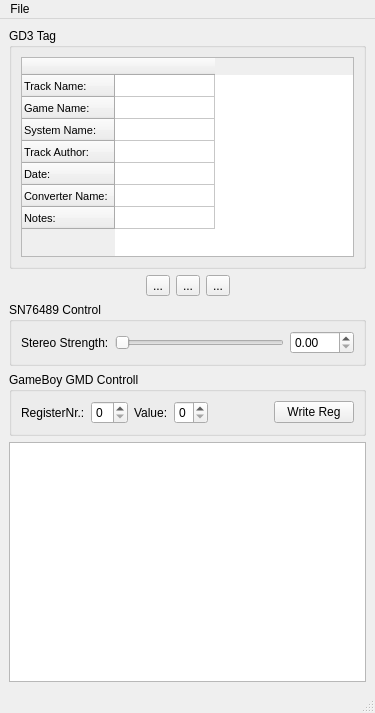
The window that src/mainwindow.ui (ThKattanek/vgm_player) describes before a commit, drawn with Qt 5.
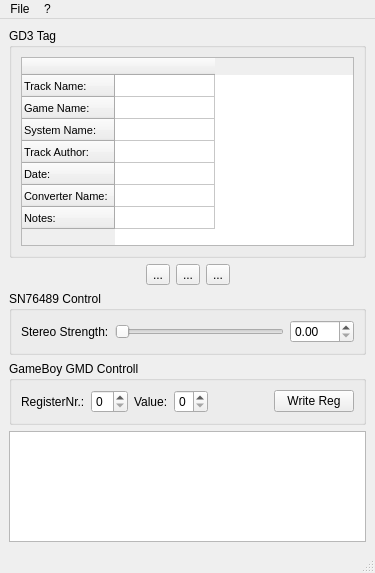
The same window after the commit. Icons and pictures are not drawn.

Commit message: added about window

```diff
--- a/src/mainwindow.ui
+++ b/src/mainwindow.ui
@@ -7,7 +7,7 @@
     <x>0</x>
     <y>0</y>
     <width>375</width>
-    <height>713</height>
+    <height>573</height>
    </rect>
   </property>
   <property name="sizePolicy">
@@ -94,6 +94,19 @@
       </layout>
      </widget>
     </item>
+    <item>
+     <spacer name="verticalSpacer">
+      <property name="orientation">
+       <enum>Qt::Vertical</enum>
+      </property>
+      <property name="sizeHint" stdset="0">
+       <size>
+        <width>20</width>
+        <height>40</height>
+       </size>
+      </property>
+     </spacer>
+    </item>
     <item>
      <layout class="QHBoxLayout" name="horizontalLayout_4">
       <item>
@@ -316,7 +329,14 @@
     <addaction name="separator"/>
     <addaction name="actionE_xit"/>
    </widget>
+   <widget class="QMenu" name="menu">
+    <property name="title">
+     <string>?</string>
+    </property>
+    <addaction name="action_About"/>
+   </widget>
    <addaction name="menuFile"/>
+   <addaction name="menu"/>
   </widget>
   <widget class="QStatusBar" name="statusbar"/>
   <action name="actionOpen">
```
Left out of the diff: 5 changed lines with no effect on the pictures. The commit also changes 6 other files.
